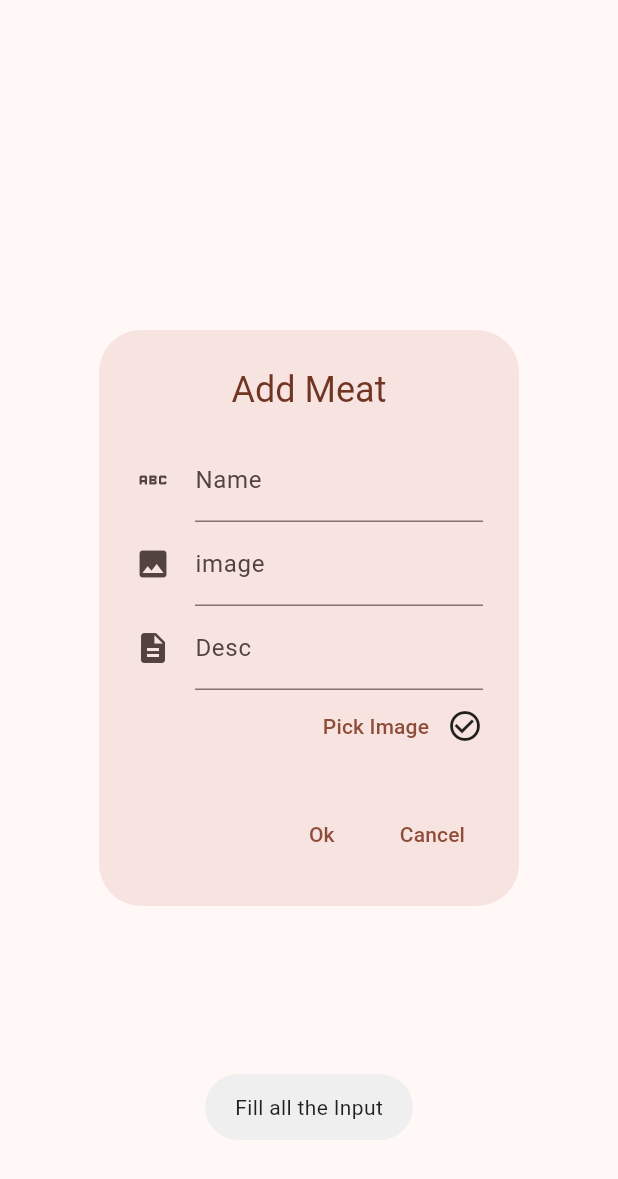
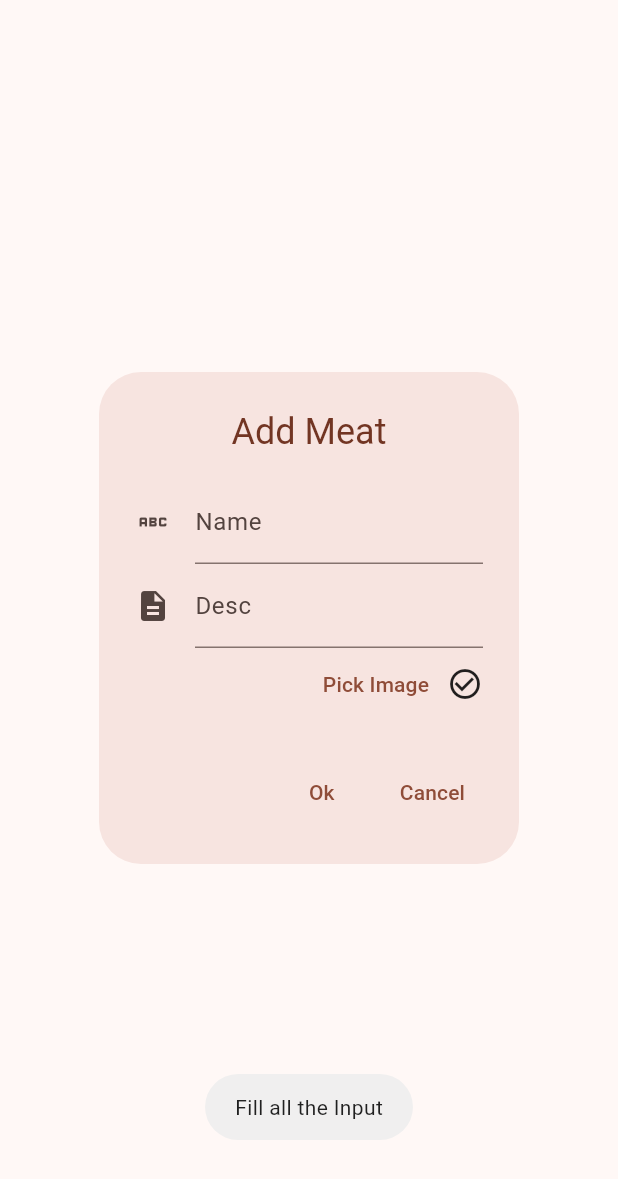
Before and after one commit to StigmaX/meat_list, a Flutter app: the AddDialog widget shown alone on an empty page, opened directly, after a tap on "Ok", on a phone screen of 412 x 824 dp. Shown: the top 1179 px of the screen. Run offline on Flutter 3.47's test engine with Material 2 defaults, Android fonts, the light colour scheme and no system bars; our stand-ins replace flutter_dotenv, fluttertoast, image_picker; missing offline and left inert: mongo_dart.

Commit message:
Use base64 for storing image

```diff
--- a/lib/widgets/dialog_add_meat.dart
+++ b/lib/widgets/dialog_add_meat.dart
@@ -1,3 +1,4 @@
+import 'dart:convert';
 import 'dart:io';
 
 import 'package:flutter/material.dart';
@@ -27,7 +28,8 @@ class _AddDialogState extends State<AddDialog> {
     setState(() {
       if (result != null) {
         image = File(result.path);
-        imagePath = result.name;
+        final bytes = File(result.path).readAsBytesSync();
+        imagePath = base64Encode(bytes);
       }
     });
   }
@@ -35,14 +37,12 @@ class _AddDialogState extends State<AddDialog> {
   @override
   Widget build(BuildContext context) {
     String name = '';
-    String image = '';
     String desc = '';
     String title = 'Add Meat';
     bool enabled = true;
 
     if (widget.meat != null) {
       name = widget.meat!.name;
-      image = widget.meat!.image;
       desc = widget.meat!.description;
       title = 'Edit Meat';
       enabled = false;
@@ -65,10 +65,6 @@ class _AddDialogState extends State<AddDialog> {
                 onChanged: (value) => name = value,
                 decoration: AppStyles.hintText(Icons.abc, 'Name')),
             TextField(
-                controller: TextEditingController(text: image),
-                onChanged: (value) => image = value,
-                decoration: AppStyles.hintText(Icons.image, 'image')),
-            TextField(
                 controller: TextEditingController(text: desc),
                 onChanged: (value) => desc = value,
                 decoration: AppStyles.hintText(Icons.description, 'Desc')),
@@ -90,13 +86,10 @@ class _AddDialogState extends State<AddDialog> {
       actions: [
         TextButton(
             onPressed: () {
-              if (name.isEmpty ||
-                  image.isEmpty ||
-                  desc.isEmpty ||
-                  imagePath.isEmpty) {
+              if (name.isEmpty || desc.isEmpty || imagePath.isEmpty) {
                 AppStyles.toastMessage('Fill all the Input');
               } else {
-                Navigator.of(context).pop([name, image, desc]);
+                Navigator.of(context).pop([name, imagePath, desc, image]);
               }
             },
             child: const Text('Ok')),
```
